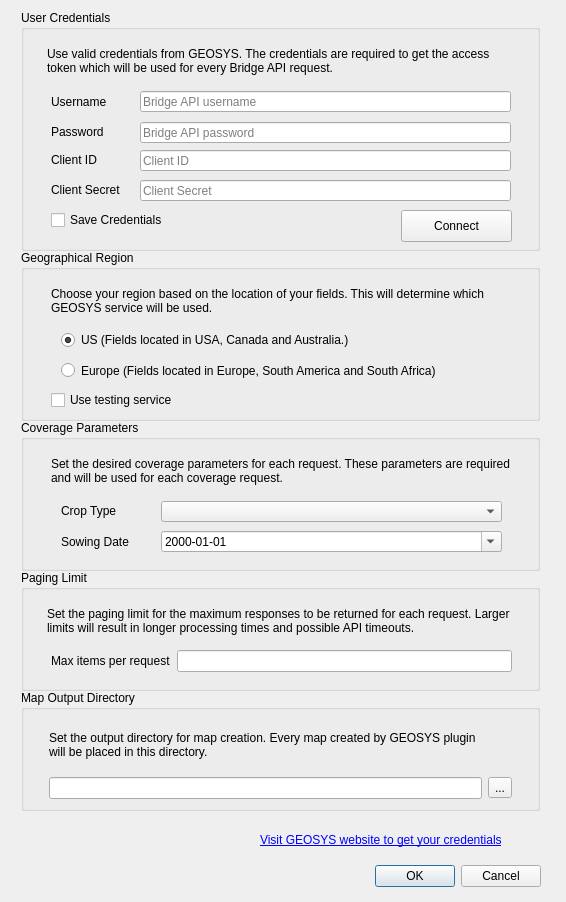
Above: geosys/ui/templates/options_dialog_base.ui from earthdaily/qgis-plugin before the change. Below: the same form after it.
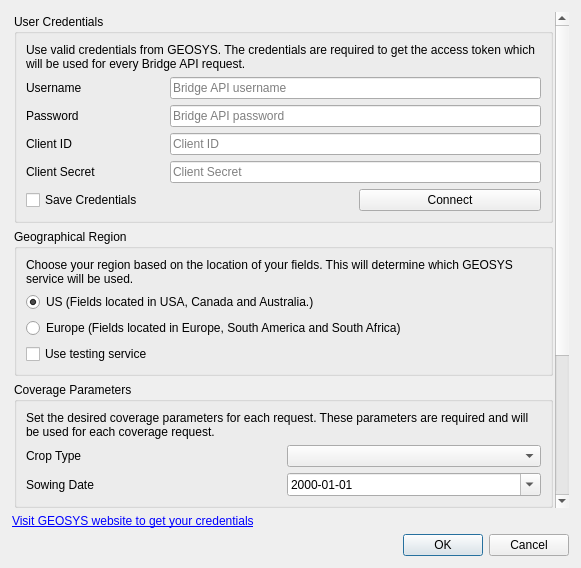
That is the form after the change.

Commit message: Fix layout issues

```diff
--- a/geosys/ui/templates/options_dialog_base.ui
+++ b/geosys/ui/templates/options_dialog_base.ui
@@ -6,8 +6,8 @@
    <rect>
     <x>0</x>
     <y>0</y>
-    <width>566</width>
-    <height>902</height>
+    <width>581</width>
+    <height>568</height>
    </rect>
   </property>
   <property name="minimumSize">
@@ -19,62 +19,60 @@
   <property name="windowTitle">
    <string>GEOSYS Options</string>
   </property>
-  <widget class="QDialogButtonBox" name="buttonBox">
-   <property name="geometry">
-    <rect>
-     <x>30</x>
-     <y>860</y>
-     <width>511</width>
-     <height>32</height>
-    </rect>
+  <layout class="QGridLayout" name="gridLayout_2">
+   <property name="leftMargin">
+    <number>12</number>
    </property>
-   <property name="orientation">
-    <enum>Qt::Horizontal</enum>
+   <property name="topMargin">
+    <number>12</number>
    </property>
-   <property name="standardButtons">
-    <set>QDialogButtonBox::Cancel|QDialogButtonBox::Ok</set>
+   <property name="rightMargin">
+    <number>12</number>
    </property>
-  </widget>
-  <widget class="QLabel" name="visit_geosys_label">
-   <property name="geometry">
-    <rect>
-     <x>260</x>
-     <y>830</y>
-     <width>271</width>
-     <height>20</height>
-    </rect>
+   <property name="bottomMargin">
+    <number>12</number>
    </property>
-   <property name="text">
-    <string>&lt;html&gt;&lt;head/&gt;&lt;body&gt;&lt;p&gt;&lt;a href=&quot;https://www.geosys.com/bridge/&quot;&gt;&lt;span style=&quot; text-decoration: underline; color:#0000ff;&quot;&gt;Visit GEOSYS website to get your credentials&lt;/span&gt;&lt;/a&gt;&lt;/p&gt;&lt;/body&gt;&lt;/html&gt;</string>
-   </property>
-   <property name="textFormat">
-    <enum>Qt::AutoText</enum>
-   </property>
-   <property name="openExternalLinks">
+   <item row="0" column="0">
+    <widget class="QScrollArea" name="scrollArea">
+     <property name="frameShape">
+      <enum>QFrame::NoFrame</enum>
+     </property>
+     <property name="verticalScrollBarPolicy">
+      <enum>Qt::ScrollBarAsNeeded</enum>
+     </property>
+     <property name="widgetResizable">
     <bool>true</bool>
    </property>
-  </widget>
+     <widget class="QWidget" name="scrollAreaWidgetContents">
+      <property name="geometry">
+       <rect>
+        <x>0</x>
+        <y>0</y>
+        <width>557</width>
+        <height>747</height>
+       </rect>
+      </property>
+      <layout class="QGridLayout" name="gridLayout_3">
+       <property name="leftMargin">
+        <number>2</number>
+       </property>
+       <property name="topMargin">
+        <number>2</number>
+       </property>
+       <property name="rightMargin">
+        <number>2</number>
+       </property>
+       <property name="bottomMargin">
+        <number>2</number>
+       </property>
+       <item row="0" column="0">
   <widget class="QGroupBox" name="credentials_group">
-   <property name="geometry">
-    <rect>
-     <x>21</x>
-     <y>10</y>
-     <width>519</width>
-     <height>241</height>
-    </rect>
-   </property>
    <property name="title">
     <string>User Credentials</string>
    </property>
+         <layout class="QGridLayout" name="gridLayout_5">
+          <item row="0" column="0" colspan="3">
    <widget class="QLabel" name="credentials_label">
-    <property name="geometry">
-     <rect>
-      <x>26</x>
-      <y>30</y>
-      <width>471</width>
-      <height>41</height>
-     </rect>
-    </property>
     <property name="text">
      <string>Use valid credentials from GEOSYS. The credentials are required to get the access token which will be used for every Bridge API request.</string>
     </property>
@@ -82,98 +80,29 @@
      <bool>true</bool>
     </property>
    </widget>
-   <widget class="QPushButton" name="connect_button">
-    <property name="geometry">
-     <rect>
-      <x>380</x>
-      <y>200</y>
-      <width>111</width>
-      <height>32</height>
-     </rect>
-    </property>
-    <property name="text">
-     <string>Connect</string>
-    </property>
-   </widget>
-   <widget class="QCheckBox" name="save_credentials_checkbox">
-    <property name="geometry">
-     <rect>
-      <x>30</x>
-      <y>200</y>
-      <width>131</width>
-      <height>20</height>
-     </rect>
-    </property>
-    <property name="text">
-     <string>Save Credentials</string>
-    </property>
-   </widget>
-   <widget class="QLineEdit" name="password_form">
-    <property name="geometry">
-     <rect>
-      <x>119</x>
-      <y>112</y>
-      <width>371</width>
-      <height>21</height>
-     </rect>
-    </property>
-    <property name="minimumSize">
-     <size>
-      <width>371</width>
-      <height>21</height>
-     </size>
-    </property>
-    <property name="inputMethodHints">
-     <set>Qt::ImhHiddenText|Qt::ImhNoAutoUppercase|Qt::ImhNoPredictiveText|Qt::ImhSensitiveData</set>
-    </property>
-    <property name="echoMode">
-     <enum>QLineEdit::Password</enum>
-    </property>
-    <property name="placeholderText">
-     <string>Bridge API password</string>
-    </property>
-   </widget>
-   <widget class="QLineEdit" name="username_form">
-    <property name="geometry">
-     <rect>
-      <x>119</x>
-      <y>81</y>
-      <width>371</width>
-      <height>21</height>
-     </rect>
-    </property>
-    <property name="minimumSize">
-     <size>
-      <width>371</width>
-      <height>21</height>
-     </size>
-    </property>
-    <property name="placeholderText">
-     <string>Bridge API username</string>
-    </property>
-   </widget>
+          </item>
+          <item row="1" column="0">
    <widget class="QLabel" name="username_label">
-    <property name="geometry">
-     <rect>
-      <x>30</x>
-      <y>81</y>
-      <width>61</width>
-      <height>21</height>
-     </rect>
-    </property>
     <property name="text">
      <string>Username</string>
     </property>
    </widget>
+          </item>
+          <item row="1" column="1" colspan="2">
+           <widget class="QLineEdit" name="username_form">
+            <property name="minimumSize">
+             <size>
+              <width>371</width>
+              <height>21</height>
+             </size>
+            </property>
+            <property name="placeholderText">
+             <string>Bridge API username</string>
+            </property>
+           </widget>
+          </item>
+          <item row="2" column="0">
    <widget class="QLabel" name="password_label">
-    <property name="geometry">
-     <rect>
-      <x>30</x>
-      <y>112</y>
-      <width>61</width>
-      <height>20</height>
-     </rect>
-    </property>
     <property name="text">
      <string>Password</string>
     </property>
@@ -181,15 +110,9 @@
      <set>Qt::AlignLeading|Qt::AlignLeft|Qt::AlignVCenter</set>
     </property>
    </widget>
-   <widget class="QLineEdit" name="client_id_form">
-    <property name="geometry">
-     <rect>
-      <x>119</x>
-      <y>140</y>
-      <width>371</width>
-      <height>21</height>
-     </rect>
-    </property>
+          </item>
+          <item row="2" column="1" colspan="2">
+           <widget class="QLineEdit" name="password_form">
     <property name="minimumSize">
      <size>
       <width>371</width>
@@ -200,21 +123,15 @@
      <set>Qt::ImhNone</set>
     </property>
     <property name="echoMode">
-     <enum>QLineEdit::Normal</enum>
+             <enum>QLineEdit::Password</enum>
     </property>
     <property name="placeholderText">
-     <string>Client ID</string>
-    </property>
-   </widget>
+             <string>Bridge API password</string>
+            </property>
+           </widget>
+          </item>
+          <item row="3" column="0">
    <widget class="QLabel" name="client_id_label">
-    <property name="geometry">
-     <rect>
-      <x>30</x>
-      <y>140</y>
-      <width>61</width>
-      <height>20</height>
-     </rect>
-    </property>
     <property name="text">
      <string>Client ID</string>
     </property>
@@ -222,15 +139,9 @@
      <set>Qt::AlignLeading|Qt::AlignLeft|Qt::AlignVCenter</set>
     </property>
    </widget>
-   <widget class="QLineEdit" name="client_secret_form">
-    <property name="geometry">
-     <rect>
-      <x>119</x>
-      <y>170</y>
-      <width>371</width>
-      <height>21</height>
-     </rect>
-    </property>
+          </item>
+          <item row="3" column="1" colspan="2">
+           <widget class="QLineEdit" name="client_id_form">
     <property name="minimumSize">
      <size>
       <width>371</width>
@@ -244,18 +155,12 @@
      <enum>QLineEdit::Normal</enum>
     </property>
     <property name="placeholderText">
-     <string>Client Secret</string>
-    </property>
-   </widget>
+             <string>Client ID</string>
+            </property>
+           </widget>
+          </item>
+          <item row="4" column="0">
    <widget class="QLabel" name="client_secret_label">
-    <property name="geometry">
-     <rect>
-      <x>30</x>
-      <y>170</y>
-      <width>81</width>
-      <height>20</height>
-     </rect>
-    </property>
     <property name="text">
      <string>Client Secret</string>
     </property>
@@ -263,28 +168,61 @@
      <set>Qt::AlignLeading|Qt::AlignLeft|Qt::AlignVCenter</set>
     </property>
    </widget>
-  </widget>
+          </item>
+          <item row="4" column="1" colspan="2">
+           <widget class="QLineEdit" name="client_secret_form">
+            <property name="minimumSize">
+             <size>
+              <width>371</width>
+              <height>21</height>
+             </size>
+            </property>
+            <property name="inputMethodHints">
+             <set>Qt::ImhNone</set>
+            </property>
+            <property name="echoMode">
+             <enum>QLineEdit::Normal</enum>
+            </property>
+            <property name="placeholderText">
+             <string>Client Secret</string>
+            </property>
+           </widget>
+          </item>
+          <item row="5" column="0" colspan="2">
+           <widget class="QCheckBox" name="save_credentials_checkbox">
+            <property name="text">
+             <string>Save Credentials</string>
+            </property>
+           </widget>
+          </item>
+          <item row="5" column="2">
+           <widget class="QPushButton" name="connect_button">
+            <property name="text">
+             <string>Connect</string>
+            </property>
+           </widget>
+          </item>
+         </layout>
+        </widget>
+       </item>
+       <item row="1" column="0">
   <widget class="QGroupBox" name="region_group">
-   <property name="geometry">
-    <rect>
-     <x>21</x>
-     <y>250</y>
-     <width>519</width>
-     <height>171</height>
-    </rect>
-   </property>
    <property name="title">
     <string>Geographical Region</string>
    </property>
+         <layout class="QGridLayout" name="gridLayout_6">
+          <item row="0" column="0">
+           <widget class="QLabel" name="region_label">
+            <property name="text">
+             <string>Choose your region based on the location of your fields. This will determine which GEOSYS service will be used.</string>
+            </property>
+            <property name="wordWrap">
+             <bool>true</bool>
+            </property>
+           </widget>
+          </item>
+          <item row="1" column="0">
    <widget class="QRadioButton" name="us_radio_button">
-    <property name="geometry">
-     <rect>
-      <x>40</x>
-      <y>80</y>
-      <width>451</width>
-      <height>20</height>
-     </rect>
-    </property>
     <property name="text">
      <string>US (Fields located in USA, Canada and Australia.)</string>
     </property>
@@ -292,15 +230,9 @@
      <bool>true</bool>
     </property>
    </widget>
+          </item>
+          <item row="2" column="0">
    <widget class="QRadioButton" name="eu_radio_button">
-    <property name="geometry">
-     <rect>
-      <x>40</x>
-      <y>110</y>
-      <width>451</width>
-      <height>21</height>
-     </rect>
-    </property>
     <property name="text">
      <string>Europe (Fields located in Europe, South America and South Africa)</string>
     </property>
@@ -308,154 +240,56 @@
      <bool>false</bool>
     </property>
    </widget>
-   <widget class="QLabel" name="region_label">
-    <property name="geometry">
-     <rect>
-      <x>30</x>
-      <y>30</y>
-      <width>471</width>
-      <height>41</height>
-     </rect>
-    </property>
-    <property name="text">
-     <string>Choose your region based on the location of your fields. This will determine which GEOSYS service will be used.</string>
-    </property>
-    <property name="wordWrap">
-     <bool>true</bool>
-    </property>
-   </widget>
+          </item>
+          <item row="3" column="0">
    <widget class="QCheckBox" name="testing_service_checkbox">
-    <property name="geometry">
-     <rect>
-      <x>30</x>
-      <y>140</y>
-      <width>151</width>
-      <height>20</height>
-     </rect>
-    </property>
     <property name="text">
      <string>Use testing service</string>
     </property>
    </widget>
-  </widget>
-  <widget class="QGroupBox" name="page_limit_group">
-   <property name="geometry">
-    <rect>
-     <x>21</x>
-     <y>570</y>
-     <width>519</width>
-     <height>121</height>
-    </rect>
-   </property>
-   <property name="title">
-    <string>Paging Limit</string>
-   </property>
-   <widget class="QLabel" name="page_limit_label_2">
-    <property name="geometry">
-     <rect>
-      <x>26</x>
-      <y>30</y>
-      <width>471</width>
-      <height>41</height>
-     </rect>
-    </property>
-    <property name="text">
-     <string>Set the paging limit for the maximum responses to be returned for each request. Larger limits will result in longer processing times and possible API timeouts.</string>
-    </property>
-    <property name="wordWrap">
-     <bool>true</bool>
-    </property>
-   </widget>
-   <widget class="QWidget" name="formLayoutWidget">
-    <property name="geometry">
-     <rect>
-      <x>30</x>
-      <y>80</y>
-      <width>461</width>
-      <height>31</height>
-     </rect>
-    </property>
-    <layout class="QFormLayout" name="formLayout">
-     <item row="0" column="0">
-      <widget class="QLabel" name="page_limit_label">
-       <property name="text">
-        <string>Max items per request</string>
-       </property>
-      </widget>
-     </item>
-     <item row="0" column="1">
-      <widget class="QLineEdit" name="page_limit_form">
-       <property name="minimumSize">
-        <size>
-         <width>320</width>
-         <height>21</height>
-        </size>
-       </property>
-      </widget>
      </item>
     </layout>
    </widget>
-  </widget>
+       </item>
+       <item row="2" column="0">
   <widget class="QGroupBox" name="coverage_parameters_group">
-   <property name="geometry">
-    <rect>
-     <x>21</x>
-     <y>420</y>
-     <width>519</width>
-     <height>151</height>
-    </rect>
-   </property>
    <property name="title">
     <string>Coverage Parameters</string>
    </property>
-   <widget class="QLabel" name="sowing_date_label">
-    <property name="geometry">
-     <rect>
-      <x>40</x>
-      <y>111</y>
-      <width>91</width>
-      <height>21</height>
-     </rect>
-    </property>
+         <layout class="QGridLayout" name="gridLayout_4">
+          <item row="0" column="0" colspan="2">
+           <widget class="QLabel" name="coverage_parameters_label">
     <property name="text">
-     <string>Sowing Date</string>
-    </property>
-   </widget>
+             <string>Set the desired coverage parameters for each request. These parameters are required and will be used for each coverage request.</string>
+            </property>
+            <property name="wordWrap">
+             <bool>true</bool>
+            </property>
+           </widget>
+          </item>
+          <item row="1" column="0">
    <widget class="QLabel" name="crop_label">
-    <property name="geometry">
-     <rect>
-      <x>40</x>
-      <y>80</y>
-      <width>71</width>
-      <height>21</height>
-     </rect>
-    </property>
     <property name="text">
      <string>Crop Type</string>
     </property>
    </widget>
+          </item>
+          <item row="1" column="1">
    <widget class="QComboBox" name="crop_combo_box">
-    <property name="geometry">
-     <rect>
-      <x>140</x>
-      <y>81</y>
-      <width>341</width>
-      <height>21</height>
-     </rect>
-    </property>
     <property name="insertPolicy">
      <enum>QComboBox::InsertAlphabetically</enum>
     </property>
    </widget>
+          </item>
+          <item row="2" column="0">
+           <widget class="QLabel" name="sowing_date_label">
+            <property name="text">
+             <string>Sowing Date</string>
+            </property>
+           </widget>
+          </item>
+          <item row="2" column="1">
    <widget class="QDateEdit" name="sowing_date_edit">
-    <property name="geometry">
-     <rect>
-      <x>140</x>
-      <y>111</y>
-      <width>341</width>
-      <height>21</height>
-     </rect>
-    </property>
     <property name="displayFormat">
      <string>yyyy-MM-dd</string>
     </property>
@@ -463,32 +297,52 @@
      <bool>true</bool>
     </property>
    </widget>
-   <widget class="QLabel" name="coverage_parameters_label">
-    <property name="geometry">
-     <rect>
-      <x>30</x>
-      <y>35</y>
-      <width>471</width>
-      <height>31</height>
-     </rect>
-    </property>
+          </item>
+         </layout>
+        </widget>
+       </item>
+       <item row="3" column="0">
+        <widget class="QGroupBox" name="page_limit_group">
+         <property name="title">
+          <string>Paging Limit</string>
+         </property>
+         <layout class="QGridLayout" name="gridLayout_7">
+          <item row="0" column="0">
+           <widget class="QLabel" name="page_limit_label_2">
     <property name="text">
-     <string>Set the desired coverage parameters for each request. These parameters are required and will be used for each coverage request.</string>
+             <string>Set the paging limit for the maximum responses to be returned for each request. Larger limits will result in longer processing times and possible API timeouts.</string>
     </property>
     <property name="wordWrap">
      <bool>true</bool>
     </property>
    </widget>
-  </widget>
+          </item>
+          <item row="1" column="0">
+           <layout class="QFormLayout" name="formLayout">
+            <item row="0" column="0">
+             <widget class="QLabel" name="page_limit_label">
+              <property name="text">
+               <string>Max items per request</string>
+              </property>
+             </widget>
+            </item>
+            <item row="0" column="1">
+             <widget class="QLineEdit" name="page_limit_form">
+              <property name="minimumSize">
+               <size>
+                <width>320</width>
+                <height>21</height>
+               </size>
+              </property>
+             </widget>
+            </item>
+           </layout>
+          </item>
+         </layout>
+        </widget>
+       </item>
+       <item row="4" column="0">
   <widget class="QGroupBox" name="output_directory_group">
-   <property name="geometry">
-    <rect>
-     <x>21</x>
-     <y>690</y>
-     <width>519</width>
-     <height>121</height>
-    </rect>
-   </property>
    <property name="title">
     <string>Map Output Directory</string>
    </property>
@@ -521,6 +375,35 @@
     </item>
    </layout>
   </widget>
+       </item>
+      </layout>
+     </widget>
+    </widget>
+   </item>
+   <item row="1" column="0">
+    <widget class="QLabel" name="visit_geosys_label">
+     <property name="text">
+      <string>&lt;html&gt;&lt;head/&gt;&lt;body&gt;&lt;p&gt;&lt;a href=&quot;https://www.geosys.com/bridge/&quot;&gt;&lt;span style=&quot; text-decoration: underline; color:#0000ff;&quot;&gt;Visit GEOSYS website to get your credentials&lt;/span&gt;&lt;/a&gt;&lt;/p&gt;&lt;/body&gt;&lt;/html&gt;</string>
+     </property>
+     <property name="textFormat">
+      <enum>Qt::AutoText</enum>
+     </property>
+     <property name="openExternalLinks">
+      <bool>true</bool>
+     </property>
+    </widget>
+   </item>
+   <item row="2" column="0">
+    <widget class="QDialogButtonBox" name="buttonBox">
+     <property name="orientation">
+      <enum>Qt::Horizontal</enum>
+     </property>
+     <property name="standardButtons">
+      <set>QDialogButtonBox::Cancel|QDialogButtonBox::Ok</set>
+     </property>
+    </widget>
+   </item>
+  </layout>
  </widget>
  <tabstops>
   <tabstop>username_form</tabstop>
```
Left out of the diff: 2 changed lines with no effect on the pictures. Lines whose indentation alone changed are shown as unchanged. The commit also changes 1 other file.
